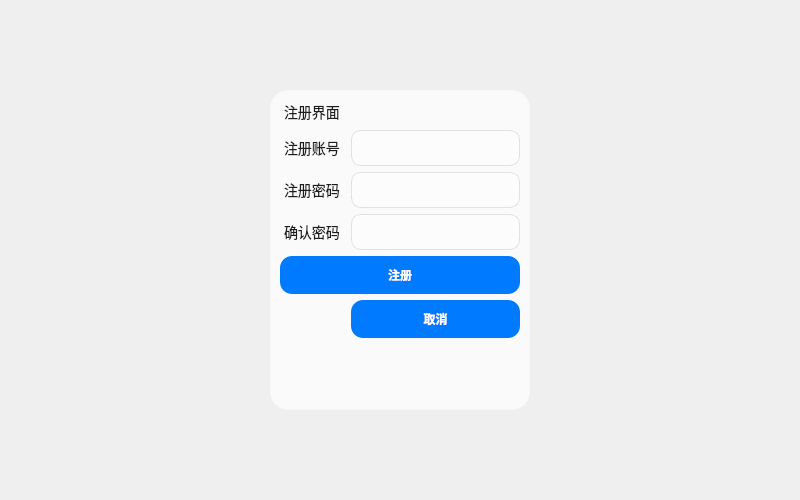
Old version of the form project_testing_0302/registerwidget.ui in the repository MatthewVork/project_testing_0302.
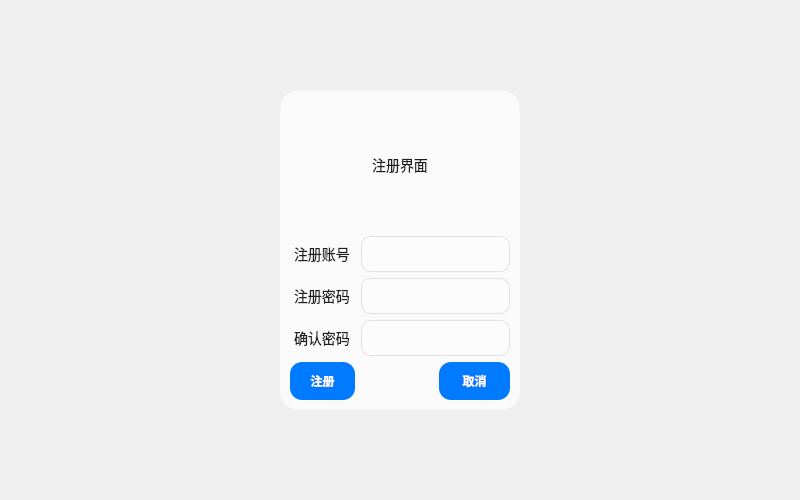
New version of the form.

Diff of the .ui file:
```diff
--- a/project_testing_0302/registerwidget.ui
+++ b/project_testing_0302/registerwidget.ui
@@ -135,53 +135,56 @@
      <property name="frameShadow">
       <enum>QFrame::Shadow::Raised</enum>
      </property>
-     <layout class="QFormLayout" name="formLayout">
-      <item row="0" column="0" colspan="2">
-       <widget class="QLabel" name="label">
-        <property name="text">
-         <string>注册界面</string>
-        </property>
-       </widget>
-      </item>
-      <item row="2" column="0">
+     <layout class="QGridLayout" name="gridLayout_2">
+      <item row="1" column="0">
        <widget class="QLabel" name="label_2">
         <property name="text">
          <string>注册账号</string>
         </property>
        </widget>
       </item>
-      <item row="2" column="1">
+      <item row="1" column="1" colspan="2">
        <widget class="QLineEdit" name="lineEdit"/>
       </item>
-      <item row="4" column="0">
+      <item row="2" column="0">
        <widget class="QLabel" name="label_3">
         <property name="text">
          <string>注册密码</string>
         </property>
        </widget>
       </item>
-      <item row="4" column="1">
+      <item row="2" column="1" colspan="2">
        <widget class="QLineEdit" name="lineEdit_2"/>
       </item>
-      <item row="6" column="0">
+      <item row="3" column="0">
        <widget class="QLabel" name="label_4">
         <property name="text">
          <string>确认密码</string>
         </property>
        </widget>
       </item>
-      <item row="6" column="1">
+      <item row="3" column="1" colspan="2">
        <widget class="QLineEdit" name="lineEdit_3"/>
       </item>
-      <item row="8" column="0" colspan="2">
+      <item row="0" column="0" colspan="3">
+       <widget class="QLabel" name="label">
+        <property name="text">
+         <string>注册界面</string>
+        </property>
+        <property name="alignment">
+         <set>Qt::AlignmentFlag::AlignCenter</set>
+        </property>
+       </widget>
+      </item>
+      <item row="4" column="0">
        <widget class="QPushButton" name="pushButton">
         <property name="text">
          <string>注册</string>
         </property>
        </widget>
       </item>
-      <item row="9" column="1">
-       <widget class="QPushButton" name="pushButton_2">
+      <item row="4" column="2">
+       <widget class="QPushButton" name="pushButton_callback_loginwidget">
         <property name="text">
          <string>取消</string>
         </property>
```
Left out of the diff: 56 changed lines with no effect on the pictures.
